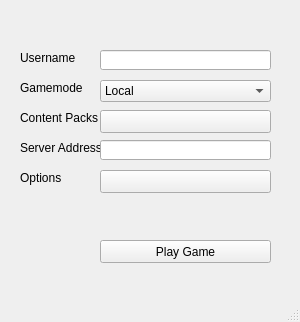
This is ui/main.ui in CrankySupertoon/ToontownServer as Qt 5 draws it before an edit. The edited form follows.
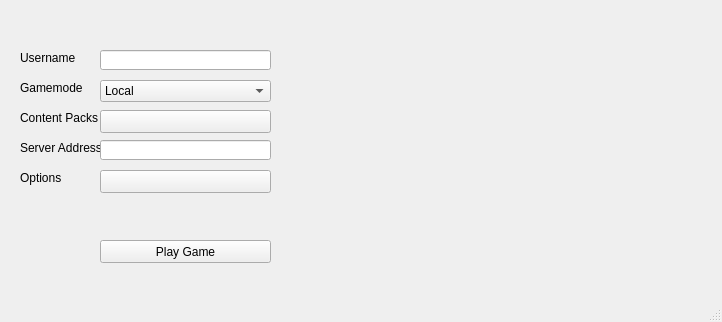
This is the edited form.

```diff
--- a/ui/main.ui
+++ b/ui/main.ui
@@ -6,7 +6,7 @@
    <rect>
     <x>0</x>
     <y>0</y>
-    <width>300</width>
+    <width>722</width>
     <height>322</height>
    </rect>
   </property>
```
Left out of the diff: 2 changed lines with no effect on the pictures.
